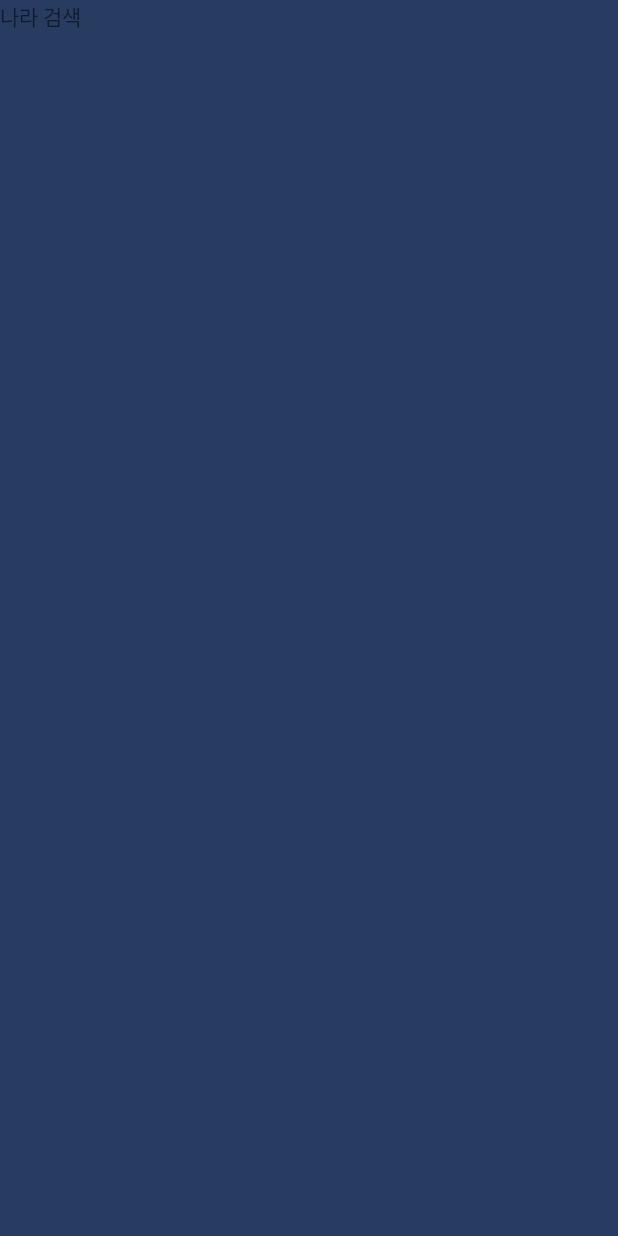
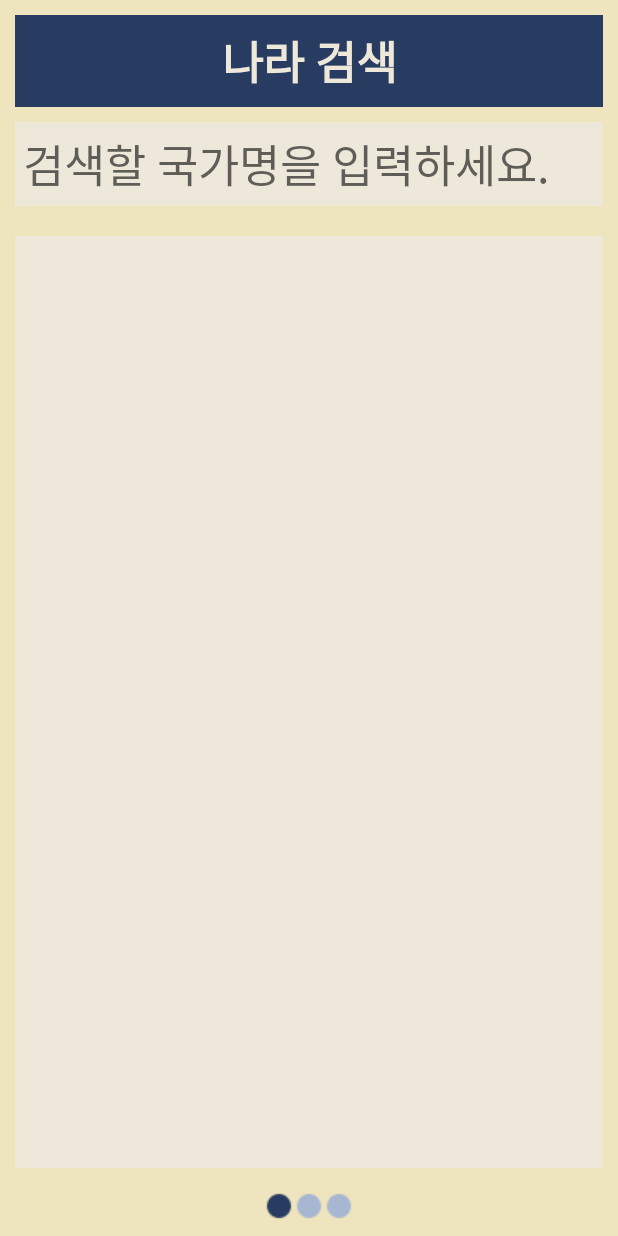
Before and after one commit to mjee222/OGADA, an Android app: the menu01Activity screen opened directly, with no data from a screen before it, on a phone screen of 412 x 824 dp. Before the commit the screen is almost empty. Run offline under Robolectric (Android 15) with nearby library versions, the phone set to English and light mode, and no system bars.

Commit message:
메뉴1 레이아웃 진행중

```diff
--- a/app/src/main/AndroidManifest.xml
+++ b/app/src/main/AndroidManifest.xml
@@ -9,7 +9,8 @@
         android:roundIcon="@mipmap/ic_launcher_round"
         android:supportsRtl="true"
         android:theme="@style/Theme.AppCompat.Light.NoActionBar">
-        <activity android:name=".menu01Activity"></activity>
+        <activity android:name=".menu01Activity_2"></activity>
+        <activity android:name=".menu01Activity" />
         <activity android:name=".SplashActivity" />
         <activity android:name=".MainActivity">
             <intent-filter>
--- a/app/src/main/java/com/ogada/MainActivity.java
+++ b/app/src/main/java/com/ogada/MainActivity.java
@@ -10,7 +10,7 @@ public class MainActivity extends AppCompatActivity {
     @Override
     protected void onCreate(Bundle savedInstanceState) {
         super.onCreate(savedInstanceState);
-        setContentView(R.layout.activity_main);
+        setContentView(R.layout.activity_menu01);
 
         // 스플래시 화면 관련 코드 (3초)
         Intent splash_intent = new Intent(this, SplashActivity.class);
--- /dev/null
+++ b/app/src/main/java/com/ogada/menu01Activity_2.java
@@ -0,0 +1,14 @@
+package com.ogada;
+
+import androidx.appcompat.app.AppCompatActivity;
+
+import android.os.Bundle;
+
+public class menu01Activity_2 extends AppCompatActivity {
+
+    @Override
+    protected void onCreate(Bundle savedInstanceState) {
+        super.onCreate(savedInstanceState);
+        setContentView(R.layout.activity_menu01_2);
+    }
+}
--- a/app/src/main/res/layout/activity_menu01.xml
+++ b/app/src/main/res/layout/activity_menu01.xml
@@ -1,18 +1,81 @@
 <?xml version="1.0" encoding="utf-8"?>
-<LinearLayout xmlns:android="http://schemas.android.com/apk/res/android"
+<RelativeLayout xmlns:android="http://schemas.android.com/apk/res/android"
     xmlns:app="http://schemas.android.com/apk/res-auto"
     xmlns:tools="http://schemas.android.com/tools"
     android:layout_width="match_parent"
     android:layout_height="match_parent"
     android:orientation="vertical"
-    android:background="@color/color_01"
+    android:background="@color/color_04"
     tools:context=".menu01Activity">
 
     <TextView
+        android:id="@+id/menu01_text01"
         android:layout_width="match_parent"
         android:layout_height="wrap_content"
-        android:text="나라 검색"/>
+        android:layout_alignParentTop="true"
+        android:gravity="center"
+        android:layout_margin="10dp"
+        android:padding="8dp"
+        android:background="@color/color_01"
+        android:text="나라 검색"
+        android:textSize="30dp"
+        android:textColor="@color/color_03"
+        android:textStyle="bold"/>
+
+    <EditText
+        android:id="@+id/menu01_edittext01"
+        android:layout_width="match_parent"
+        android:layout_height="wrap_content"
+        android:layout_below="@+id/menu01_text01"
+        android:layout_marginLeft="10dp"
+        android:layout_marginRight="10dp"
+        android:layout_marginBottom="10dp"
+        android:padding="5dp"
+        android:background="@color/color_03"
+        android:hint="검색할 국가명을 입력하세요."
+        android:textSize="30dp"
+        android:textColor="@color/color_black"/>
+
+    <ListView
+        android:id="@+id/menu01_listview01"
+        android:layout_width="match_parent"
+        android:layout_height="wrap_content"
+        android:layout_below="@+id/menu01_edittext01"
+        android:layout_above="@+id/menu01_bottom_layout"
+        android:layout_margin="10dp"
+        android:padding="5dp"
+        android:background="@color/color_03"/>
+
+    <LinearLayout
+        android:id="@+id/menu01_bottom_layout"
+        android:layout_width="match_parent"
+        android:layout_height="wrap_content"
+        android:layout_alignParentBottom="true"
+        android:gravity="center"
+        android:layout_marginTop="5dp"
+        android:layout_marginBottom="10dp"
+        android:orientation="horizontal">
+
+        <ImageView
+            android:layout_width="wrap_content"
+            android:layout_height="wrap_content"
+            android:src="@drawable/yes_dot"
+            android:background="@android:color/transparent"/>
+
+        <ImageView
+            android:layout_width="wrap_content"
+            android:layout_height="wrap_content"
+            android:src="@drawable/no_dot"
+            android:background="@android:color/transparent"/>
+
+        <ImageView
+            android:layout_width="wrap_content"
+            android:layout_height="wrap_content"
+            android:src="@drawable/no_dot"
+            android:background="@android:color/transparent"/>
+
+        </LinearLayout>
 
 
 
-</LinearLayout>
+</RelativeLayout>
```
Also changed, not shown: app/src/main/res/drawable/back_btn.png (added), app/src/main/res/drawable/no_dot.png (added), app/src/main/res/drawable/yes_dot.png (added).
